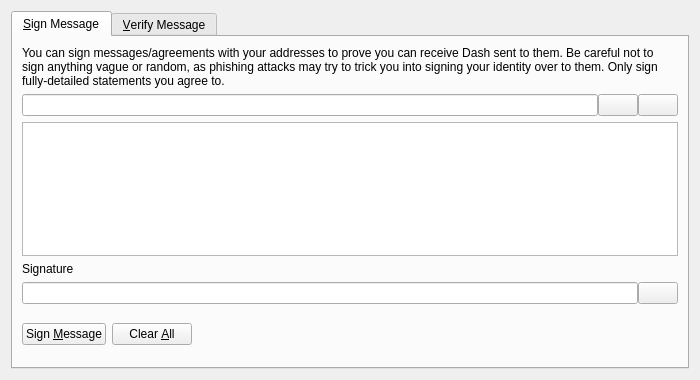
Before: the Qt Designer form src/qt/forms/signverifymessagedialog.ui in devilking6105/HTH, drawn with Qt 5.
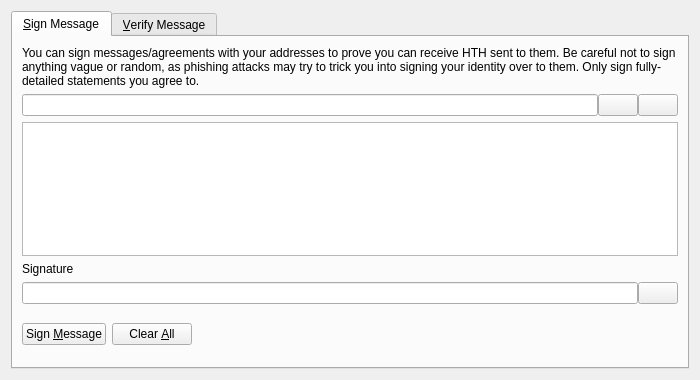
After: the same form once the commit is applied. Custom widgets are drawn as their Qt base class.

Diff of the .ui file:
```diff
--- a/src/qt/forms/signverifymessagedialog.ui
+++ b/src/qt/forms/signverifymessagedialog.ui
@@ -30,7 +30,7 @@
        <item>
         <widget class="QLabel" name="infoLabel_SM">
          <property name="text">
-          <string>You can sign messages/agreements with your addresses to prove you can receive Dash sent to them. Be careful not to sign anything vague or random, as phishing attacks may try to trick you into signing your identity over to them. Only sign fully-detailed statements you agree to.</string>
+          <string>You can sign messages/agreements with your addresses to prove you can receive HTH sent to them. Be careful not to sign anything vague or random, as phishing attacks may try to trick you into signing your identity over to them. Only sign fully-detailed statements you agree to.</string>
          </property>
          <property name="textFormat">
           <enum>Qt::PlainText</enum>
```
